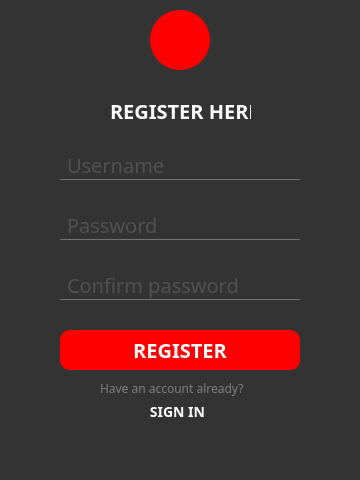
First picture: the form in src/client/register_form.ui, repository SaDaNdLoNeLy/tictactoe, before the edit.
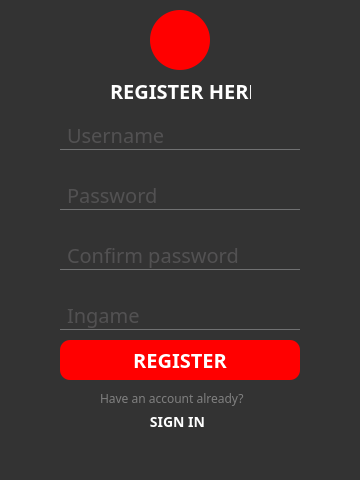
Second picture: the form after the edit. Icons and pictures are not drawn.

Commit message: add ingame user

The edit to the form file:
```diff
--- a/src/client/register_form.ui
+++ b/src/client/register_form.ui
@@ -120,7 +120,7 @@
     <property name="geometry">
      <rect>
       <x>80</x>
-      <y>50</y>
+      <y>30</y>
       <width>141</width>
       <height>41</height>
      </rect>
@@ -145,7 +145,7 @@
     <property name="geometry">
      <rect>
       <x>30</x>
-      <y>290</y>
+      <y>300</y>
       <width>240</width>
       <height>40</height>
      </rect>
@@ -169,7 +169,7 @@
     <property name="geometry">
      <rect>
       <x>30</x>
-      <y>110</y>
+      <y>80</y>
       <width>240</width>
       <height>30</height>
      </rect>
@@ -197,7 +197,7 @@
     <property name="geometry">
      <rect>
       <x>30</x>
-      <y>170</y>
+      <y>140</y>
       <width>240</width>
       <height>30</height>
      </rect>
@@ -234,7 +234,7 @@
     <property name="geometry">
      <rect>
       <x>70</x>
-      <y>340</y>
+      <y>350</y>
       <width>161</width>
       <height>16</height>
      </rect>
@@ -247,7 +247,7 @@
     <property name="geometry">
      <rect>
       <x>110</x>
-      <y>360</y>
+      <y>370</y>
       <width>75</width>
       <height>24</height>
      </rect>
@@ -267,7 +267,7 @@
     <property name="geometry">
      <rect>
       <x>270</x>
-      <y>170</y>
+      <y>140</y>
       <width>30</width>
       <height>30</height>
      </rect>
@@ -284,7 +284,7 @@
     <property name="geometry">
      <rect>
       <x>30</x>
-      <y>230</y>
+      <y>200</y>
       <width>240</width>
       <height>30</height>
      </rect>
@@ -321,7 +321,7 @@
     <property name="geometry">
      <rect>
       <x>270</x>
-      <y>230</y>
+      <y>200</y>
       <width>30</width>
       <height>30</height>
      </rect>
@@ -338,7 +338,7 @@
     <property name="geometry">
      <rect>
       <x>30</x>
-      <y>140</y>
+      <y>110</y>
       <width>240</width>
       <height>20</height>
      </rect>
@@ -351,7 +351,7 @@
     <property name="geometry">
      <rect>
       <x>30</x>
-      <y>200</y>
+      <y>170</y>
       <width>240</width>
       <height>20</height>
      </rect>
@@ -364,13 +364,29 @@
     <property name="geometry">
      <rect>
       <x>30</x>
+      <y>230</y>
+      <width>240</width>
+      <height>20</height>
+     </rect>
+    </property>
+    <property name="text">
+     <string/>
+    </property>
+   </widget>
+   <widget class="QLineEdit" name="ingame">
+    <property name="geometry">
+     <rect>
+      <x>30</x>
       <y>260</y>
       <width>240</width>
-      <height>20</height>
+      <height>30</height>
      </rect>
     </property>
-    <property name="text">
-     <string/>
+    <property name="styleSheet">
+     <string notr="true">padding-left: 5px;</string>
+    </property>
+    <property name="placeholderText">
+     <string>Ingame</string>
     </property>
    </widget>
   </widget>
```
The commit also changes 29 other files.
